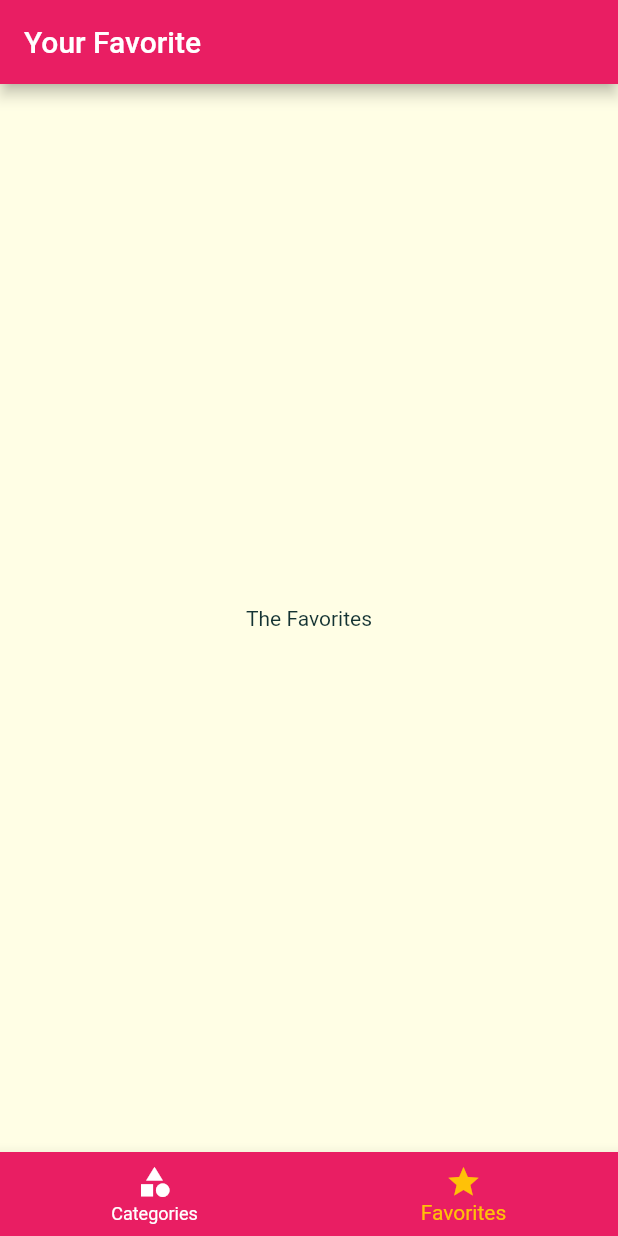
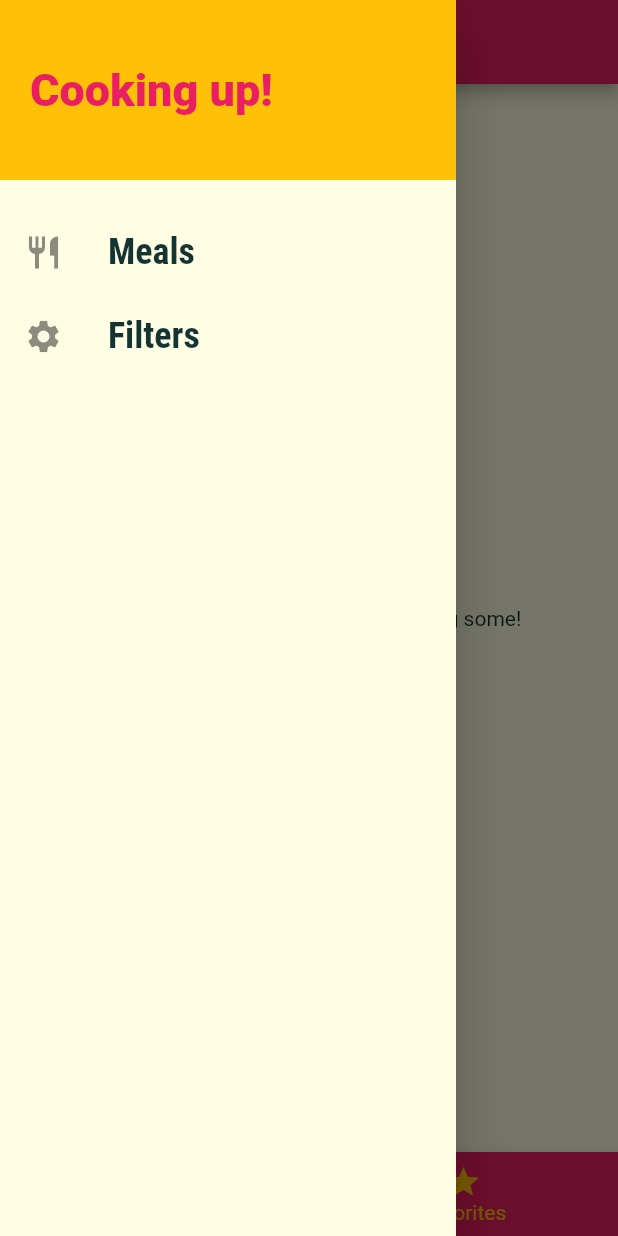
Before and after one commit to sekne18/MealsApp, a Flutter app: the screen it shows after launch, item 2 of the bottom bar chosen, with the side drawer open (before the commit the screen has no drawer), on a phone screen of 412 x 824 dp. Run offline on Flutter 3.47's test engine with Material 2 defaults, Android fonts, the phone set to English and light mode, and no system bars; Roboto replaces fonts that are missing (Railway).

Commit message:
added favorites and menu

```diff
--- a/lib/main.dart
+++ b/lib/main.dart
@@ -1,7 +1,10 @@
 import 'package:flutter/material.dart';
+import 'package:flutter_complete_guide/dummy_data.dart';
+import 'package:flutter_complete_guide/screens/filters_screen.dart';
 import 'package:flutter_complete_guide/screens/meal_detail_screen.dart';
 import 'package:flutter_complete_guide/screens/tabs_screen.dart';
 
+import 'models/meal.dart';
 import 'screens/categories_screen.dart';
 import 'screens/category_meals_screen.dart';
 
@@ -9,7 +12,64 @@ void main() {
   runApp(MyApp());
 }
 
-class MyApp extends StatelessWidget {
+class MyApp extends StatefulWidget {
+  @override
+  _MyAppState createState() => _MyAppState();
+}
+
+class _MyAppState extends State<MyApp> {
+  Map<String, bool> _filters = {
+    'gluten': false,
+    'lactose': false,
+    'vegan': false,
+    'vegetarian': false,
+  };
+
+  List<Meal> _availableMeals = DUMMY_MEALS;
+  List<Meal> _favoriteMeals = [];
+
+  void _setFilters(Map<String, bool> filterData) {
+    setState(() {
+      _filters = filterData;
+
+      _availableMeals = DUMMY_MEALS.where((meal) {
+        if (_filters['gluten'] && !meal.isGlutenFree) {
+          return false;
+        }
+        if (_filters['lactose'] && !meal.isLactoseFree) {
+          return false;
+        }
+        if (_filters['vegan'] && !meal.isVegan) {
+          return false;
+        }
+        if (_filters['vegetarian'] && !meal.isVegetarian) {
+          return false;
+        }
+        return true;
+      }).toList();
+    });
+  }
+
+  void _toggleFavorite(String mealId) {
+    final existingIndex =
+        _favoriteMeals.indexWhere((element) => element.id == mealId);
+    if (existingIndex >= 0) {
+      setState(() {
+        _favoriteMeals.removeAt(existingIndex);
+      });
+    } else {
+      setState(() {
+        _favoriteMeals.add(
+          DUMMY_MEALS.firstWhere((element) => element.id == mealId),
+        );
+      });
+    }
+  }
+
+  bool _isMealFavorite(String id) {
+    return _favoriteMeals.any((element) => element.id == id);
+  }
+
   @override
   Widget build(BuildContext context) {
     return MaterialApp(
@@ -36,9 +96,12 @@ class MyApp extends StatelessWidget {
       // home: CategoriesScreen(),
       initialRoute: '/', // default is '/'
       routes: {
-        '/': (ctx) => TabsScreen(),
-        CategoryMealsScreen.routeName: (ctx) => CategoryMealsScreen(),
-        MealDetailScreen.routName: (ctx) => MealDetailScreen(),
+        '/': (ctx) => TabsScreen(_favoriteMeals),
+        CategoryMealsScreen.routeName: (ctx) =>
+            CategoryMealsScreen(_availableMeals),
+        MealDetailScreen.routName: (ctx) =>
+            MealDetailScreen(_toggleFavorite, _isMealFavorite),
+        FiltersScreen.routeName: (ctx) => FiltersScreen(_filters, _setFilters),
       },
       onGenerateRoute: (settings) {
         print(settings.arguments);
--- a/lib/screens/favorites_screen.dart
+++ b/lib/screens/favorites_screen.dart
@@ -1,10 +1,32 @@
 import 'package:flutter/material.dart';
+import 'package:flutter_complete_guide/models/meal.dart';
+import 'package:flutter_complete_guide/widgets/meal_item.dart';
 
 class FavoritesScreen extends StatelessWidget {
+  final List<Meal> favoriteMeals;
+
+  FavoritesScreen(this.favoriteMeals);
+
   @override
   Widget build(BuildContext context) {
-    return Center(
-      child: Text('The Favorites'),
-    );
+    if (favoriteMeals.isEmpty) {
+      return Center(
+        child: Text('You have no favorites yet - start adding some!'),
+      );
+    } else {
+      return ListView.builder(
+        itemBuilder: (ctx, index) {
+          return MealItem(
+            id: favoriteMeals[index].id,
+            title: favoriteMeals[index].title,
+            imageUrl: favoriteMeals[index].imageUrl,
+            duration: favoriteMeals[index].duration,
+            complexity: favoriteMeals[index].complexity,
+            affordability: favoriteMeals[index].affordability,
+          );
+        },
+        itemCount: favoriteMeals.length,
+      );
+    }
   }
 }
--- a/lib/screens/tabs_screen.dart
+++ b/lib/screens/tabs_screen.dart
@@ -1,25 +1,37 @@
 import 'package:flutter/material.dart';
+import 'package:flutter_complete_guide/models/meal.dart';
 import 'package:flutter_complete_guide/screens/favorites_screen.dart';
+import 'package:flutter_complete_guide/widgets/main_drawer.dart';
 
 import 'categories_screen.dart';
 
 class TabsScreen extends StatefulWidget {
+  final List<Meal> favoriteMeals;
+
+  TabsScreen(this.favoriteMeals);
+
   @override
   _TabsScreenState createState() => _TabsScreenState();
 }
 
 class _TabsScreenState extends State<TabsScreen> {
-  final List<Map<String, Object>> _pages = [
+  List<Map<String, Object>> _pages;
+  int _selectedPageIndex = 0;
+
+  @override
+  void initState() {
+    _pages = [
       {
         'page': CategoriesScreen(),
         'title': 'Categories',
       },
       {
-      'page': FavoritesScreen(),
+        'page': FavoritesScreen(widget.favoriteMeals),
         'title': 'Your Favorite',
       },
     ];
-  int _selectedPageIndex = 0;
+    super.initState();
+  }
 
   void _selectPage(int index) {
     setState(() {
@@ -33,6 +45,7 @@ class _TabsScreenState extends State<TabsScreen> {
       appBar: AppBar(
         title: Text(_pages[_selectedPageIndex]['title']),
       ),
+      drawer: MainDrawer(),
       body: _pages[_selectedPageIndex]['page'],
       bottomNavigationBar: BottomNavigationBar(
         onTap: _selectPage,
--- /dev/null
+++ b/lib/widgets/main_drawer.dart
@@ -0,0 +1,65 @@
+import 'package:flutter/material.dart';
+import 'package:flutter_complete_guide/screens/filters_screen.dart';
+
+class MainDrawer extends StatelessWidget {
+  Widget buildListTile(String title, IconData icon, Function tapHandler) {
+    return ListTile(
+      leading: Icon(
+        icon,
+        size: 26,
+      ),
+      title: Text(
+        title,
+        style: TextStyle(
+          fontFamily: 'RobotoCondensed',
+          fontSize: 24,
+          fontWeight: FontWeight.bold,
+        ),
+      ),
+      onTap: tapHandler,
+    );
+  }
+
+  @override
+  Widget build(BuildContext context) {
+    return Drawer(
+      child: Column(
+        children: <Widget>[
+          Container(
+            height: 120,
+            width: double.infinity,
+            padding: EdgeInsets.all(20),
+            alignment: Alignment.centerLeft,
+            color: Theme.of(context).accentColor,
+            child: Text(
+              'Cooking up!',
+              style: TextStyle(
+                fontWeight: FontWeight.w900,
+                fontSize: 30,
+                color: Theme.of(context).primaryColor,
+              ),
+            ),
+          ),
+          SizedBox(
+            height: 20,
+          ),
+          buildListTile(
+            'Meals',
+            Icons.restaurant,
+            () {
+              Navigator.of(context).pushReplacementNamed('/');
+            },
+          ),
+          buildListTile(
+            'Filters',
+            Icons.settings,
+            () {
+              Navigator.of(context)
+                  .pushReplacementNamed(FiltersScreen.routeName);
+            },
+          ),
+        ],
+      ),
+    );
+  }
+}
```
Also changed, not shown: lib/screens/category_meals_screen.dart (+44 -16 lines), lib/screens/filters_screen.dart (added, +125 -0 lines), lib/screens/meal_detail_screen.dart (+11 -0 lines), lib/widgets/meal_item.dart (+16 -9 lines). Lines whose indentation alone changed are shown as unchanged.
